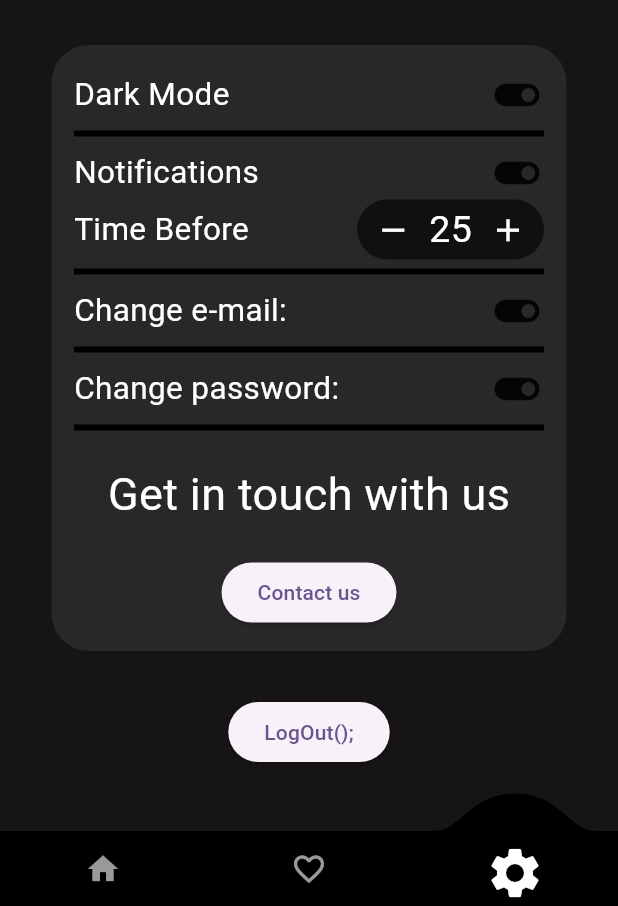
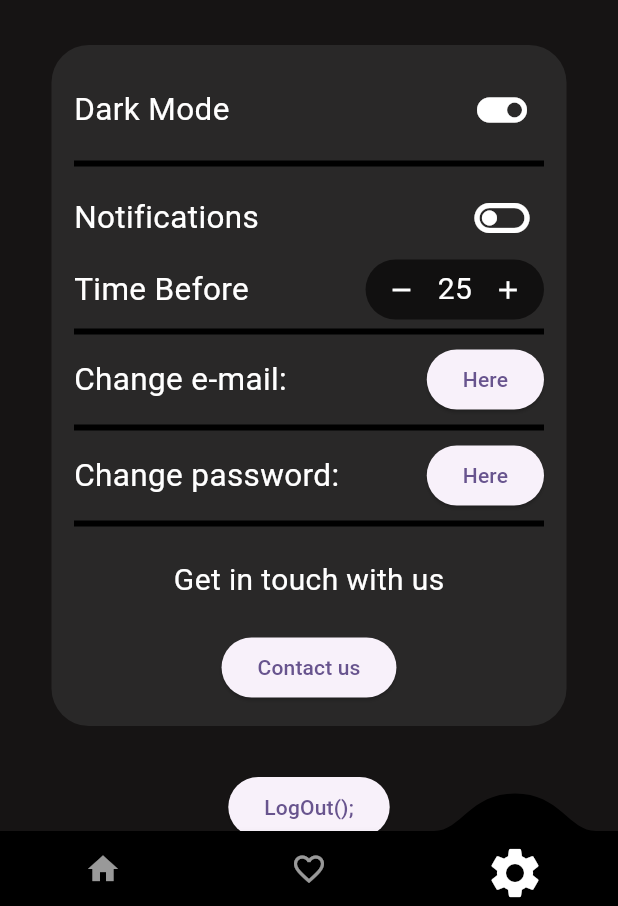
Before and after one commit to mateuszptak/fit-glow, a Flutter app: the screen it shows once a user with an empty profile is signed in, item 3 of the bottom bar chosen, on a phone screen of 412 x 824 dp, the part 330-1236 px from its top. Run offline on Flutter 3.47's test engine with Material 3 defaults, Android fonts, the phone set to English and light mode, and no system bars; drawn by our look-alikes of convex_bottom_bar; our stand-ins replace firebase_auth, firebase_core, google_fonts; accounts and stored records are empty; network calls fail.

Commit message:
update settings page

```diff
--- a/lib/pages/settings_page.dart
+++ b/lib/pages/settings_page.dart
@@ -1,10 +1,21 @@
 import 'package:firebase_auth/firebase_auth.dart';
 import 'package:flutter/material.dart';
+import 'package:flutter_application_2/widgets/constact_us_dialog.dart';
+import 'package:flutter_application_2/widgets/email_change_dialog.dart';
 import 'package:flutter_application_2/widgets/my_custom_textfield.dart';
+import 'package:flutter_application_2/widgets/password_change_dialog.dart';
 import 'package:flutter_application_2/widgets/settings_row_widget.dart';
 
-class SettingsPage extends StatelessWidget {
+class SettingsPage extends StatefulWidget {
   const SettingsPage({super.key});
+
+  @override
+  State<SettingsPage> createState() => _SettingsPageState();
+}
+
+class _SettingsPageState extends State<SettingsPage> {
+  bool isDarkModeOn = true;
+  bool areNotificationsOn = false;
 
   @override
   Widget build(BuildContext context) {
@@ -36,14 +47,38 @@ class SettingsPage extends StatelessWidget {
                   mainAxisAlignment: MainAxisAlignment.start,
                   crossAxisAlignment: CrossAxisAlignment.start,
                   children: [
-                    const SettingsRawWidget(
+                    SettingsRawWidget(
                       settingsName: 'Dark Mode',
-                      settingsWidget: Icon(Icons.toggle_on, size: 36),
+                      settingsWidget: IconButton(
+                        onPressed: () {
+                          setState(() {
+                            isDarkModeOn = !isDarkModeOn;
+                          });
+                        },
+                        icon: Icon(
+                            isDarkModeOn == true
+                                ? Icons.toggle_on
+                                : Icons.toggle_off_outlined,
+                            size: 40,
+                            color: Colors.white),
+                      ),
                     ),
                     const Divider(color: Colors.black, thickness: 4.0),
-                    const SettingsRawWidget(
+                    SettingsRawWidget(
                       settingsName: 'Notifications',
-                      settingsWidget: Icon(Icons.toggle_on, size: 36),
+                      settingsWidget: IconButton(
+                        onPressed: () {
+                          setState(() {
+                            areNotificationsOn = !areNotificationsOn;
+                          });
+                        },
+                        icon: Icon(
+                            areNotificationsOn
+                                ? Icons.toggle_on
+                                : Icons.toggle_off_outlined,
+                            size: 40,
+                            color: Colors.white),
+                      ),
                     ),
                     SettingsRawWidget(
                       settingsName: 'Time Before',
@@ -57,21 +92,39 @@ class SettingsPage extends StatelessWidget {
                       ),
                     ),
                     const Divider(color: Colors.black, thickness: 4.0),
-                    const SettingsRawWidget(
+                    SettingsRawWidget(
                       settingsName: 'Change e-mail:',
-                      settingsWidget: Icon(Icons.toggle_on, size: 36),
+                      settingsWidget: ElevatedButton(
+                        onPressed: () {
+                          showDialog(
+                            barrierDismissible: false,
+                            context: context,
+                            builder: (context) => const EmailChangeDialog(),
+                          );
+                        },
+                        child: const Text('Here'),
+                      ),
                     ),
                     const Divider(color: Colors.black, thickness: 4.0),
-                    const SettingsRawWidget(
+                    SettingsRawWidget(
                       settingsName: 'Change password:',
-                      settingsWidget: Icon(Icons.toggle_on, size: 36),
+                      settingsWidget: ElevatedButton(
+                        onPressed: () {
+                          showDialog(
+                            barrierDismissible: false,
+                            context: context,
+                            builder: (context) => const PasswordChangeDialog(),
+                          );
+                        },
+                        child: const Text('Here'),
+                      ),
                     ),
                     const Divider(color: Colors.black, thickness: 4.0),
                     const SizedBox(height: 15),
                     const Center(
                       child: Text(
                         'Get in touch with us',
-                        style: TextStyle(color: Colors.white, fontSize: 30),
+                        style: TextStyle(color: Colors.white, fontSize: 20),
                       ),
                     ),
                     const SizedBox(height: 20),
@@ -79,46 +132,9 @@ class SettingsPage extends StatelessWidget {
                       child: ElevatedButton(
                         onPressed: () {
                           showDialog(
+                            barrierDismissible: false,
                             context: context,
-                            builder: (context) => AlertDialog(
-                              backgroundColor:
-                                  const Color.fromARGB(255, 41, 40, 40),
-                              contentPadding: const EdgeInsets.symmetric(
-                                  horizontal: 20, vertical: 15),
-                              content: SingleChildScrollView(
-                                child: Column(
-                                  children: [
-                                    const SizedBox(height: 20),
-                                    const MyCustomTextField(
-                                        keyboardType: TextInputType.text,
-                                        labelText: 'Your Name'),
-                                    const SizedBox(height: 10),
-                                    const MyCustomTextField(
-                                        keyboardType:
-                                            TextInputType.emailAddress,
-                                        labelText: 'Your Email'),
-                                    const SizedBox(height: 10),
-                                    const MyCustomTextField(
-                                        keyboardType: TextInputType.phone,
-                                        labelText: 'Your Phone'),
-                                    const SizedBox(height: 10),
-                                    const MyCustomTextField(
-                                        labelText: 'Your Message',
-                                        maxLines: 5,
-                                        minLines: 5),
-                                    const SizedBox(height: 20),
-                                    SizedBox(
-                                      width: double.infinity,
-                                      child: ElevatedButton(
-                                        onPressed: () {},
-                                        child: const Text('Send Message'),
-                                      ),
-                                    ),
-                                    const SizedBox(height: 10),
-                                  ],
-                                ),
-                              ),
-                            ),
+                            builder: (context) => const ContactUsDialog(),
                           );
                         },
                         child: const Text('Contact us'),
@@ -180,19 +196,19 @@ class _CountWidgetState extends State<CountWidget> {
           onPressed: _decrementCounter,
           icon: const Icon(
             Icons.remove,
-            size: 25,
+            size: 20,
             color: Colors.white,
           ),
         ),
         Text(
           counter.toString(),
-          style: const TextStyle(color: Colors.white, fontSize: 25),
+          style: const TextStyle(color: Colors.white, fontSize: 20),
         ),
         IconButton(
           onPressed: _incrementCounter,
           icon: const Icon(
             Icons.add,
-            size: 25,
+            size: 20,
             color: Colors.white,
           ),
         ),
```
Also changed, not shown: lib/widgets/constact_us_dialog.dart (added, +54 -0 lines), lib/widgets/email_change_dialog.dart (added, +53 -0 lines), lib/widgets/password_change_dialog.dart (added, +49 -0 lines).
